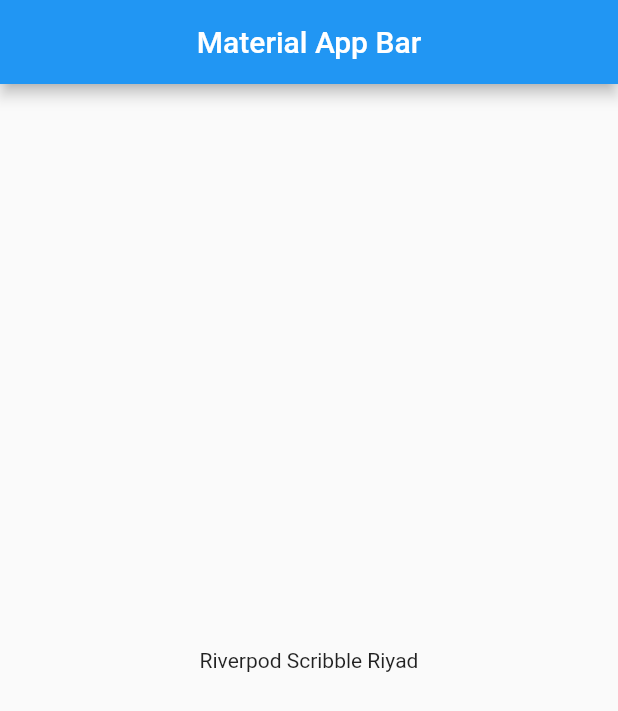
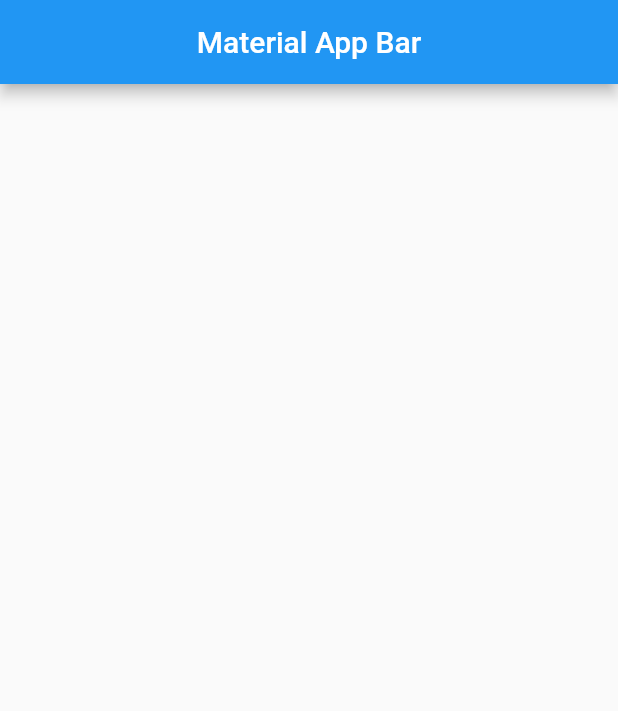
Before and after one commit to ScribbleRiyad/riverpod_lerning, a Flutter app: the screen it shows after launch, on a phone screen of 412 x 824 dp. Shown: the top 711 px of the screen. Run offline on Flutter 3.47's test engine with Material 2 defaults, Android fonts, the phone set to English and light mode, and no system bars; our stand-ins replace flutter_riverpod.

Commit message:
git commit

```diff
--- a/lib/main.dart
+++ b/lib/main.dart
@@ -1,7 +1,7 @@
 import 'package:flutter/material.dart';
 import 'package:flutter_riverpod/flutter_riverpod.dart';
 
-final nameProvider = Provider<String>((ref) => "Riverpod Scribble Riyad",);
+final counterProvider = StateProvider<int>((ref) => 0,);
 
 
 void main() => runApp(const ProviderScope(child: MyApp()));
@@ -20,48 +20,6 @@ class MyApp extends StatelessWidget {
   }
 }
 
- // reading Value this way
-// class HomePage extends ConsumerWidget {
-//   const HomePage({super.key});
-
-//   @override
-//   Widget build(BuildContext context, WidgetRef ref) {
-//     final name = ref.watch(nameProvider);
-//     return Scaffold(
-//         appBar: AppBar(
-//           title: const Center(child: Text('Material App Bar')),
-//         ),
-//         body:  Center(
-//           child: Text(name),
-//         ),
-//       );
-//   }
-// }
- // reading Value Anather way
-//  class HomePage extends StatelessWidget {
-//   const HomePage({super.key});
-
-//   @override
-//   Widget build(BuildContext context) {
-
-//     return Scaffold(
-//         appBar: AppBar(
-//           title: const Center(child: Text('Material App Bar')),
-//         ),
-//         body:  Center(
-//           child: Consumer(builder: (context, ref, child) {
-//             final name = ref.watch(nameProvider);
-//             return Center(
-//                           child: Text(name),
-//                         );
-//           },),
-//         ),
-//       );
-//   }
-// }
-
-// reading Value from statefull widgets
-
  class HomePage extends ConsumerStatefulWidget {
   const HomePage({super.key});
 
@@ -76,9 +34,9 @@ class _HomePageState extends ConsumerState<HomePage> {
 void initState() {
 
   super.initState();
-  final name = ref.read(nameProvider);
 
-   print(name);
+
+
 
 }
 
@@ -86,13 +44,13 @@ void initState() {
 
   @override
   Widget build(BuildContext context) {
-    final name = ref.watch(nameProvider);
+
     return Scaffold(
         appBar: AppBar(
           title: const Center(child: Text('Material App Bar')),
         ),
-        body:  Center(
-                        child: Text(name),
+        body:  const Center(
+                        child: Text(""),
       )  );
   }
 }
```
